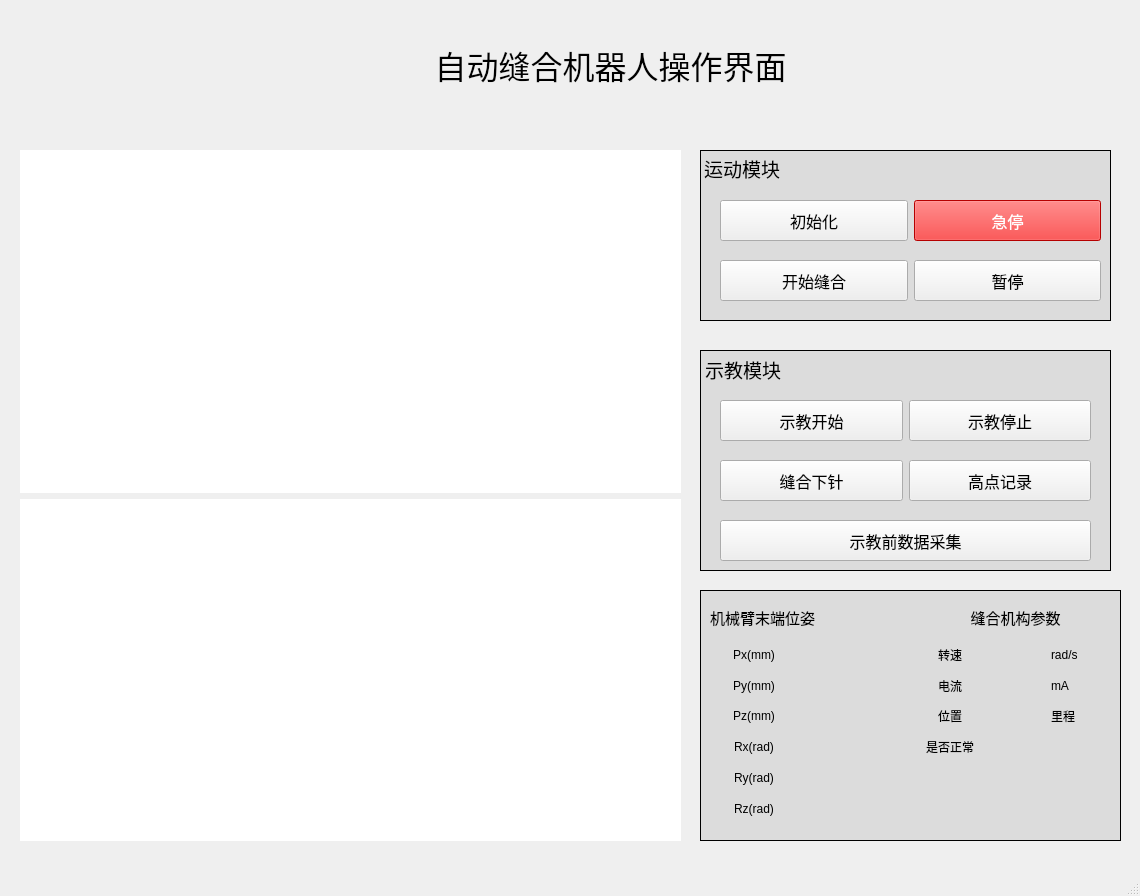
Qt form test.ui (theonlyhacker/autoSuturePy) before a commit.
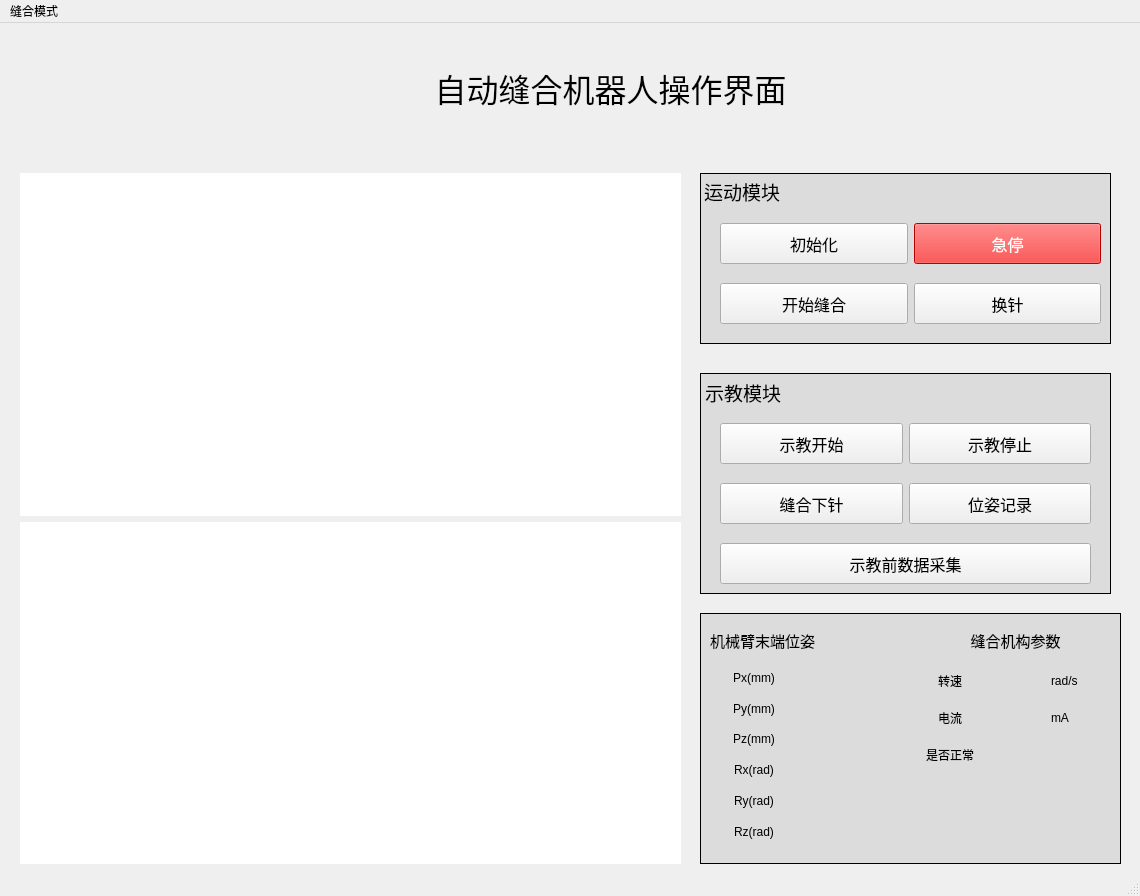
The same form after that commit.

Commit message: 添加预测点和双模式缝合

```diff
--- a/test.ui
+++ b/test.ui
@@ -154,7 +154,7 @@
         </font>
        </property>
        <property name="text">
-        <string>高点记录</string>
+        <string>位姿记录</string>
        </property>
       </widget>
      </item>
@@ -251,7 +251,7 @@
         </font>
        </property>
        <property name="text">
-        <string>暂停</string>
+        <string>换针</string>
        </property>
       </widget>
      </item>
@@ -412,33 +412,6 @@
      </rect>
     </property>
     <layout class="QGridLayout" name="thedataofwound">
-     <item row="1" column="2">
-      <widget class="QLabel" name="motor_speed">
-       <property name="text">
-        <string/>
-       </property>
-      </widget>
-     </item>
-     <item row="3" column="1">
-      <widget class="QLabel" name="position">
-       <property name="text">
-        <string>位置</string>
-       </property>
-       <property name="alignment">
-        <set>Qt::AlignCenter</set>
-       </property>
-      </widget>
-     </item>
-     <item row="1" column="1">
-      <widget class="QLabel" name="speed">
-       <property name="text">
-        <string>转速</string>
-       </property>
-       <property name="alignment">
-        <set>Qt::AlignCenter</set>
-       </property>
-      </widget>
-     </item>
      <item row="2" column="1">
       <widget class="QLabel" name="current">
        <property name="text">
@@ -449,7 +422,48 @@
        </property>
       </widget>
      </item>
-     <item row="4" column="2">
+     <item row="2" column="2">
+      <widget class="QLabel" name="motor_current">
+       <property name="text">
+        <string/>
+       </property>
+      </widget>
+     </item>
+     <item row="2" column="3">
+      <widget class="QLabel" name="current_unit">
+       <property name="text">
+        <string>mA</string>
+       </property>
+      </widget>
+     </item>
+     <item row="3" column="1">
+      <widget class="QLabel" name="label_18">
+       <property name="text">
+        <string>是否正常</string>
+       </property>
+       <property name="alignment">
+        <set>Qt::AlignCenter</set>
+       </property>
+      </widget>
+     </item>
+     <item row="4" column="3">
+      <widget class="QLabel" name="label_16">
+       <property name="text">
+        <string/>
+       </property>
+      </widget>
+     </item>
+     <item row="1" column="1">
+      <widget class="QLabel" name="speed">
+       <property name="text">
+        <string>转速</string>
+       </property>
+       <property name="alignment">
+        <set>Qt::AlignCenter</set>
+       </property>
+      </widget>
+     </item>
+     <item row="3" column="2">
       <widget class="QLabel" name="motor_ifwork">
        <property name="text">
         <string/>
@@ -463,73 +477,7 @@
        </property>
       </widget>
      </item>
-     <item row="3" column="2">
-      <widget class="QLabel" name="motor_position">
-       <property name="text">
-        <string/>
-       </property>
-      </widget>
-     </item>
-     <item row="3" column="3">
-      <widget class="QLabel" name="label_19">
-       <property name="text">
-        <string>里程</string>
-       </property>
-      </widget>
-     </item>
-     <item row="5" column="2">
-      <widget class="QLabel" name="label_15">
-       <property name="text">
-        <string/>
-       </property>
-      </widget>
-     </item>
-     <item row="6" column="1">
-      <widget class="QLabel" name="label_3">
-       <property name="text">
-        <string/>
-       </property>
-      </widget>
-     </item>
-     <item row="6" column="2">
-      <widget class="QLabel" name="label_20">
-       <property name="text">
-        <string/>
-       </property>
-      </widget>
-     </item>
-     <item row="4" column="3">
-      <widget class="QLabel" name="label_17">
-       <property name="text">
-        <string/>
-       </property>
-      </widget>
-     </item>
-     <item row="2" column="2">
-      <widget class="QLabel" name="motor_current">
-       <property name="text">
-        <string/>
-       </property>
-      </widget>
-     </item>
      <item row="5" column="3">
-      <widget class="QLabel" name="label_16">
-       <property name="text">
-        <string/>
-       </property>
-      </widget>
-     </item>
-     <item row="4" column="1">
-      <widget class="QLabel" name="label_18">
-       <property name="text">
-        <string>是否正常</string>
-       </property>
-       <property name="alignment">
-        <set>Qt::AlignCenter</set>
-       </property>
-      </widget>
-     </item>
-     <item row="6" column="3">
       <widget class="QLabel" name="label_21">
        <property name="text">
         <string/>
@@ -537,16 +485,30 @@
       </widget>
      </item>
      <item row="5" column="1">
-      <widget class="QLabel" name="label_2">
+      <widget class="QLabel" name="label_3">
        <property name="text">
         <string/>
        </property>
       </widget>
      </item>
-     <item row="2" column="3">
-      <widget class="QLabel" name="current_unit">
+     <item row="5" column="2">
+      <widget class="QLabel" name="label_20">
        <property name="text">
-        <string>mA</string>
+        <string/>
+       </property>
+      </widget>
+     </item>
+     <item row="1" column="2">
+      <widget class="QLabel" name="motor_speed">
+       <property name="text">
+        <string/>
+       </property>
+      </widget>
+     </item>
+     <item row="4" column="2">
+      <widget class="QLabel" name="label_15">
+       <property name="text">
+        <string/>
        </property>
       </widget>
      </item>
@@ -581,6 +543,20 @@
        </property>
       </widget>
      </item>
+     <item row="3" column="3">
+      <widget class="QLabel" name="label_17">
+       <property name="text">
+        <string/>
+       </property>
+      </widget>
+     </item>
+     <item row="4" column="1">
+      <widget class="QLabel" name="label_2">
+       <property name="text">
+        <string/>
+       </property>
+      </widget>
+     </item>
     </layout>
    </widget>
    <widget class="QWidget" name="horizontalLayoutWidget_6">
@@ -754,6 +730,17 @@
      <height>26</height>
     </rect>
    </property>
+   <widget class="QMenu" name="menu">
+    <property name="title">
+     <string>缝合模式</string>
+    </property>
+    <addaction name="separator"/>
+    <addaction name="actionstatue1"/>
+    <addaction name="actionstatue2"/>
+    <addaction name="actionstatue3"/>
+    <addaction name="separator"/>
+   </widget>
+   <addaction name="menu"/>
   </widget>
   <widget class="QStatusBar" name="statusbar"/>
  </widget>
```
Left out of the diff: 15 changed lines with no effect on the pictures. The commit also changes 24 other files.
